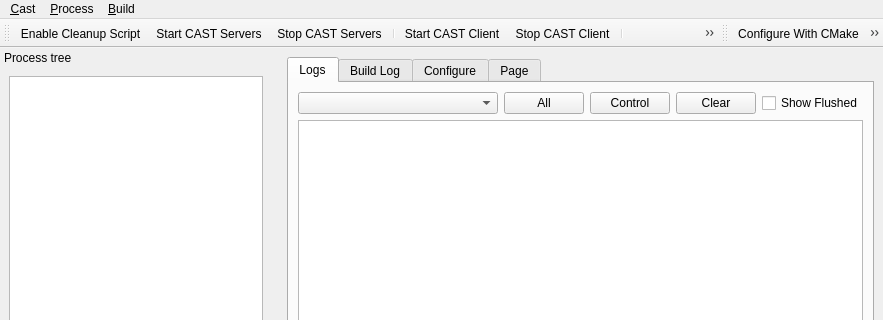
The window that tools/castctrl/trunk/qtui/mainwindow.ui (marc-hanheide/cogx) describes before a commit, drawn with Qt 5; both pictures show x 0 to 883 and y 0 to 320 of the 883 by 668 pixel window.
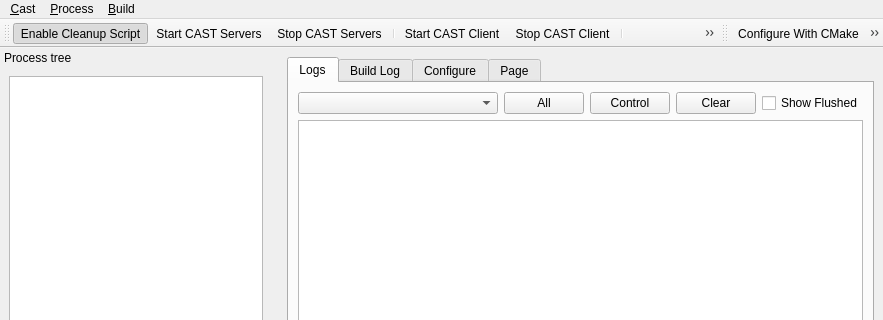
The same window after the commit. Icons and pictures are not drawn.

Commit message: castctrl: enable cleanup action by default

```diff
--- a/tools/castctrl/trunk/qtui/mainwindow.ui
+++ b/tools/castctrl/trunk/qtui/mainwindow.ui
@@ -1490,6 +1490,9 @@
    <property name="checkable">
     <bool>true</bool>
    </property>
+   <property name="checked">
+    <bool>true</bool>
+   </property>
    <property name="icon">
     <iconset resource="castcontrol.qrc">
      <normaloff>:/icons/res/shellscriptOff.png</normaloff>
```
The commit also changes 2 other files.
